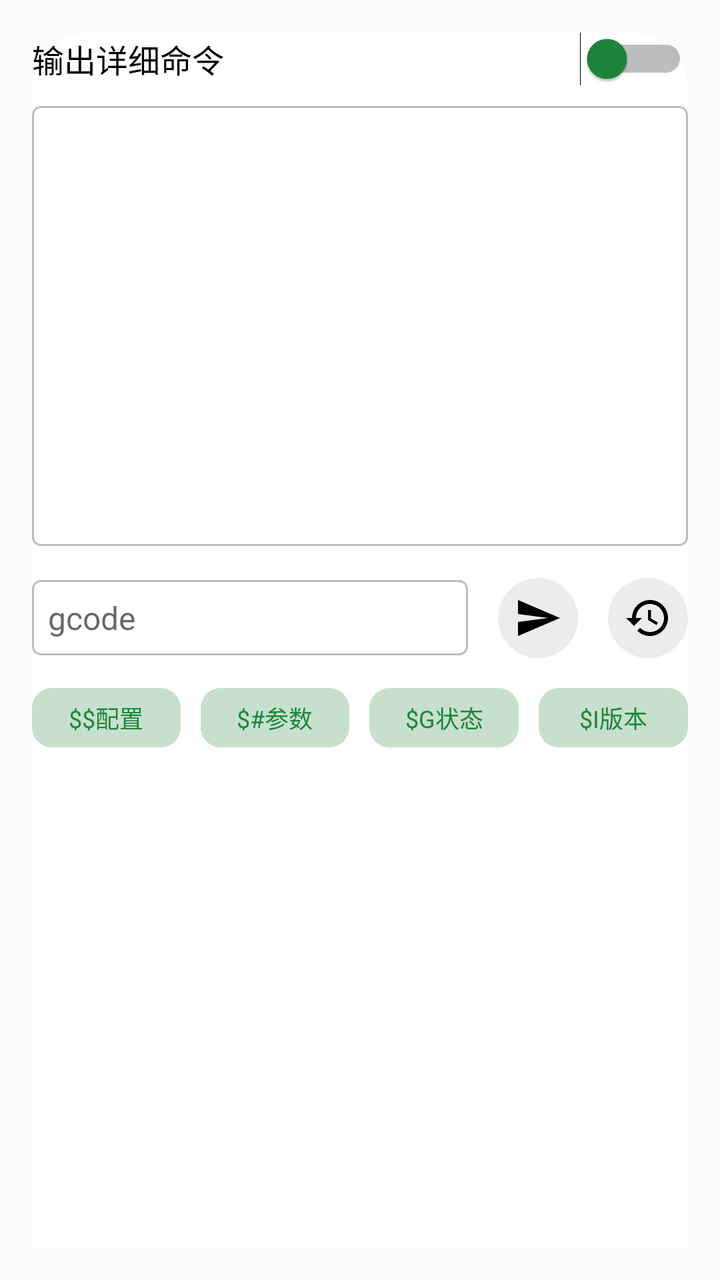
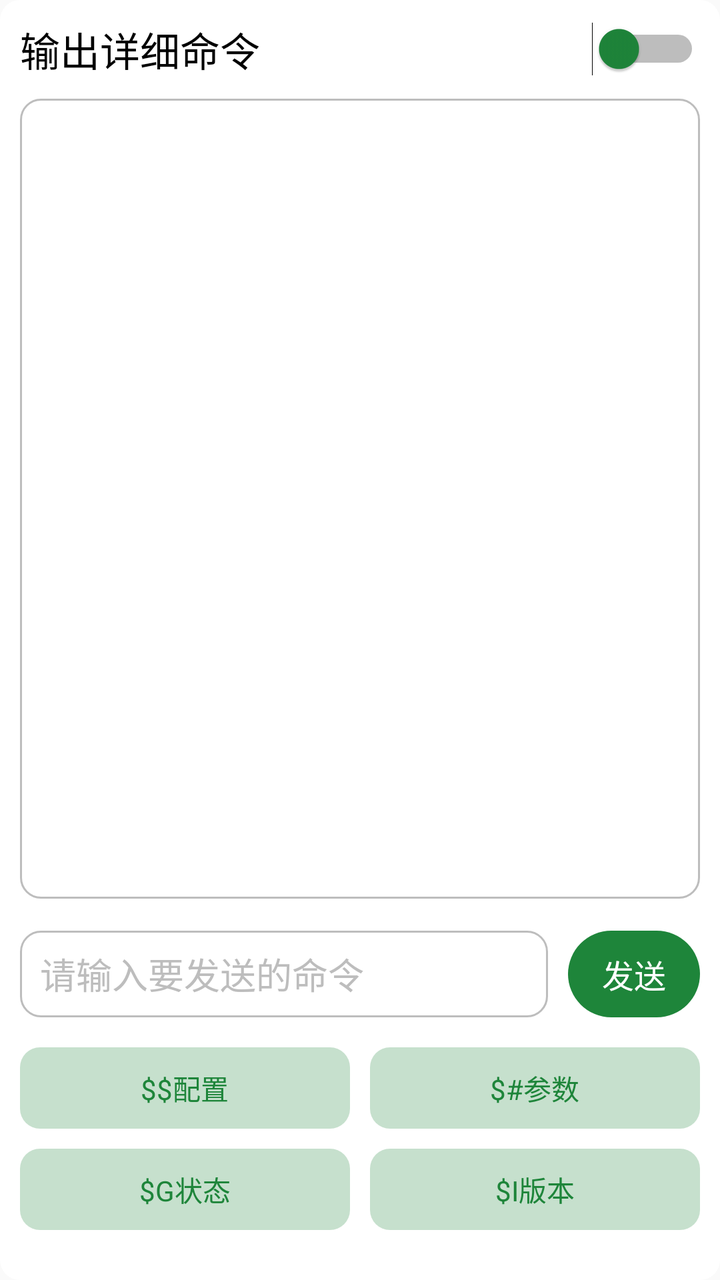

An Android layout rendered at two revisions. The XML below is the earlier revision; the diff shows what the commit changed to produce the second picture.
<!-- AndroidManifest.xml: application theme AppTheme -->
<!-- res/layout/fragment_command_bottom_sheet.xml -->
<?xml version="1.0" encoding="utf-8"?>
<layout xmlns:android="http://schemas.android.com/apk/res/android"
    xmlns:tools="http://schemas.android.com/tools">

    <data>
        <variable
            name="console"
            type="in.co.gorest.grblcontroller.listeners.ConsoleLoggerListener" />

        <variable
            name="machineStatus"
            type="in.co.gorest.grblcontroller.listeners.MachineStatusListener" />
    </data>

    <ScrollView
        android:layout_width="match_parent"
        android:layout_height="match_parent"
        android:fillViewport="true"
        android:padding="16dp">

        <LinearLayout
            android:layout_width="match_parent"
            android:layout_height="match_parent"
            android:background="@drawable/bg_white_ffffff_topradius30"
            android:orientation="vertical">

            
            <RelativeLayout
                android:layout_width="match_parent"
                android:layout_height="wrap_content">

                <TextView
                    android:layout_width="wrap_content"
                    android:layout_height="wrap_content"
                    android:layout_alignParentStart="true"
                    android:layout_centerVertical="true"
                    android:layout_toStartOf="@+id/verbose_output_switch"
                    android:text="输出详细命令"
                    android:textColor="@color/colorBlack"
                    android:textSize="16sp" />

                <Switch
                    android:id="@+id/verbose_output_switch"
                    android:layout_width="wrap_content"
                    android:layout_height="wrap_content"
                    android:layout_alignParentEnd="true"
                    android:layout_centerVertical="true"
                    android:thumbTint="@color/colorGreen"
                   />

            </RelativeLayout>

            
            <ViewSwitcher
                android:id="@+id/view_switcher"
                android:layout_width="match_parent"
                android:layout_height="wrap_content"
                android:layout_marginTop="10dp">

                <RelativeLayout
                    android:layout_width="match_parent"
                    android:layout_height="wrap_content">

                    <TextView
                        android:id="@+id/tv_logger"
                        android:layout_width="match_parent"
                        android:layout_height="wrap_content"
                        android:background="@drawable/rounded_border_edit_text"
                        android:fadeScrollbars="false"
                        android:gravity="bottom"
                        android:maxLines="16"
                        android:minHeight="220dp"
                        android:overScrollMode="always"
                        android:padding="8dp"
                        android:scrollbarStyle="insideInset"
                        android:scrollbars="vertical"
                        android:text="@{console.messages}"
                        android:textSize="12sp"
                        tools:ignore="SmallSp" />

                </RelativeLayout>

                <RelativeLayout
                    android:layout_width="match_parent"
                    android:layout_height="wrap_content"
                    android:padding="8dp">

                    <androidx.recyclerview.widget.RecyclerView
                        android:id="@+id/recycler_view"
                        android:layout_width="match_parent"
                        android:layout_height="220dp"
                        android:background="@drawable/rounded_border_edit_text"
                        android:paddingTop="8dp"
                        android:paddingBottom="8dp"
                        android:scrollbars="vertical" />

                </RelativeLayout>


            </ViewSwitcher>

            
            <LinearLayout
                android:layout_width="match_parent"
                android:layout_height="wrap_content"
                android:orientation="horizontal">

                
                <EditText
                    android:id="@+id/et_command_input"
                    android:layout_width="0dp"
                    android:layout_height="wrap_content"
                    android:layout_gravity="center_vertical"
                    android:layout_weight="0.60"
                    android:autofillHints=""
                    android:background="@drawable/rounded_border_edit_text"
                    android:hint="gcode"
                    android:inputType="textCapCharacters"
                    android:maxLength="78"
                    android:maxLines="1"
                    android:padding="8dp"
                    android:textSize="16sp"
                    tools:ignore="HardcodedText,LabelFor" />

                
                <RelativeLayout
                    android:id="@+id/rl_send_command"
                    android:layout_width="wrap_content"
                    android:layout_height="wrap_content"
                    android:layout_gravity="center_vertical"
                    android:layout_marginStart="15dp"
                    android:background="@drawable/bg_gray_edebee_r100"
                    android:padding="8dp">

                    <ImageView
                        android:layout_width="24dp"
                        android:layout_height="24dp"
                        android:layout_centerInParent="true"
                        android:layout_gravity="center_vertical"
                        android:src="@drawable/ic_send" />


                </RelativeLayout>

                
                <RelativeLayout
                    android:id="@+id/rl_console_history"
                    android:layout_width="wrap_content"
                    android:layout_height="wrap_content"
                    android:layout_gravity="center_vertical"
                    android:layout_marginStart="15dp"
                    android:background="@drawable/bg_gray_edebee_r100"
                    android:padding="8dp">

                    <ImageView
                        android:layout_width="24dp"
                        android:layout_height="24dp"
                        android:layout_centerInParent="true"
                        android:layout_gravity="center_vertical"
                        android:src="@drawable/ic_history" />


                </RelativeLayout>

            </LinearLayout>

            
            <LinearLayout
                android:layout_width="match_parent"
                android:layout_height="wrap_content"
                android:layout_marginTop="15dp"
                android:orientation="horizontal">

                <TextView
                    android:id="@+id/tv_command_config"
                    android:layout_width="0dp"
                    android:layout_height="wrap_content"
                    android:layout_weight="0.25"
                    android:background="@drawable/bg_green_401e853a_r10"
                    android:gravity="center"
                    android:paddingVertical="6dp"
                    android:text="$$配置"
                    android:textColor="@color/colorGreen"
                    android:textSize="12sp" />

                <TextView
                    android:id="@+id/tv_command_param"
                    android:layout_width="0dp"
                    android:layout_height="wrap_content"
                    android:layout_marginStart="10dp"
                    android:layout_weight="0.25"
                    android:background="@drawable/bg_green_401e853a_r10"
                    android:gravity="center"
                    android:paddingVertical="6dp"
                    android:text="$#参数"
                    android:textColor="@color/colorGreen"
                    android:textSize="12sp" />

                <TextView
                    android:id="@+id/tv_command_state"
                    android:layout_width="0dp"
                    android:layout_height="wrap_content"
                    android:layout_marginStart="10dp"
                    android:layout_weight="0.25"
                    android:background="@drawable/bg_green_401e853a_r10"
                    android:gravity="center"
                    android:paddingVertical="6dp"
                    android:text="$G状态"
                    android:textColor="@color/colorGreen"
                    android:textSize="12sp" />

                <TextView
                    android:id="@+id/tv_command_version"
                    android:layout_width="0dp"
                    android:layout_height="wrap_content"
                    android:layout_marginStart="10dp"
                    android:layout_weight="0.25"
                    android:background="@drawable/bg_green_401e853a_r10"
                    android:gravity="center"
                    android:paddingVertical="6dp"
                    android:text="$I版本"
                    android:textColor="@color/colorGreen"
                    android:textSize="12sp" />


            </LinearLayout>


        </LinearLayout>


    </ScrollView>


</layout>
<!-- resources referenced by this layout -->
<resources>
  <color name="colorBlack">#000000</color>
  <color name="colorGreen">#1e853a</color>
  <!-- drawable bg_gray_edebee_r100 (drawable) -->
  <?xml version="1.0" encoding="utf-8"?>
  <shape xmlns:android="http://schemas.android.com/apk/res/android">
  
      <solid android:color="#edebee" />
  
      <corners android:radius="100dp" />
  
  </shape>
  <!-- drawable bg_green_401e853a_r10 (drawable) -->
  <?xml version="1.0" encoding="utf-8"?>
  <shape xmlns:android="http://schemas.android.com/apk/res/android">
  
      <solid android:color="#401e853a" />
  
      <corners android:radius="10dp" />
  
  </shape>
  <!-- drawable bg_white_ffffff_topradius30 (drawable) -->
  <?xml version="1.0" encoding="utf-8"?>
  <shape xmlns:android="http://schemas.android.com/apk/res/android">
  
      <solid android:color="#FFFFFFFF" />
  
      <corners android:topLeftRadius="30dp" android:topRightRadius="30dp" />
  
  </shape>
  <!-- drawable ic_history (drawable) -->
  <vector xmlns:android="http://schemas.android.com/apk/res/android" android:height="24dp" android:tint="#000000" android:viewportHeight="24" android:viewportWidth="24" android:width="24dp">
        
      <path android:fillColor="@android:color/white" android:pathData="M13,3c-4.97,0 -9,4.03 -9,9L1,12l3.89,3.89 0.07,0.14L9,12L6,12c0,-3.87 3.13,-7 7,-7s7,3.13 7,7 -3.13,7 -7,7c-1.93,0 -3.68,-0.79 -4.94,-2.06l-1.42,1.42C8.27,19.99 10.51,21 13,21c4.97,0 9,-4.03 9,-9s-4.03,-9 -9,-9zM12,8v5l4.28,2.54 0.72,-1.21 -3.5,-2.08L13.5,8L12,8z"/>
      
  </vector>
  <!-- drawable ic_send (drawable) -->
  <vector xmlns:android="http://schemas.android.com/apk/res/android" android:autoMirrored="true" android:height="24dp" android:tint="#000000" android:viewportHeight="24" android:viewportWidth="24" android:width="24dp">
        
      <path android:fillColor="@android:color/white" android:pathData="M2.01,21L23,12 2.01,3 2,10l15,2 -15,2z"/>
      
  </vector>
  <!-- drawable rounded_border_edit_text (drawable) -->
  <?xml version="1.0" encoding="utf-8"?>
  <selector xmlns:android="http://schemas.android.com/apk/res/android">
      <item>
          <shape android:shape="rectangle">
              <solid android:color="#ffffff"/>
              <corners android:radius="4dp" />
              <stroke android:width="1dp" android:color="@color/colorDivider" />
          </shape>
      </item>
  </selector>
  <style name="AppTheme" parent="Theme.AppCompat.Light.DarkActionBar">
          
          <item name="colorPrimary">@color/colorWhite</item>
          <item name="colorPrimaryDark">@color/colorWhite</item>
          <item name="colorAccent">@color/colorAccent</item>
          <item name="android:windowFullscreen">false</item>
          <item name="android:navigationBarColor" tools:targetApi="lollipop">@color/colorWhite</item>
      </style>
  <color name="colorDivider">#bdbdbd</color>
  <color name="colorWhite">#ffffff</color>
  <color name="colorAccent">#338a3e</color>
</resources>

<!-- the commit's change to res/layout/fragment_command_bottom_sheet.xml (unified diff, before → after) -->
@@ -1,235 +1,168 @@
 <?xml version="1.0" encoding="utf-8"?>
-<layout xmlns:android="http://schemas.android.com/apk/res/android"
-    xmlns:tools="http://schemas.android.com/tools">
+<LinearLayout xmlns:android="http://schemas.android.com/apk/res/android"
+    xmlns:tools="http://schemas.android.com/tools"
+    android:layout_width="match_parent"
+    android:layout_height="match_parent"
+    android:background="@drawable/bg_white_ffffff_r10"
+    android:orientation="vertical"
+    android:padding="10dp">
 
-    <data>
-        <variable
-            name="console"
-            type="in.co.gorest.grblcontroller.listeners.ConsoleLoggerListener" />
+    
+    <RelativeLayout
+        android:layout_width="match_parent"
+        android:layout_height="wrap_content">
 
-        <variable
-            name="machineStatus"
-            type="in.co.gorest.grblcontroller.listeners.MachineStatusListener" />
-    </data>
+        <TextView
+            android:layout_width="wrap_content"
+            android:layout_height="wrap_content"
+            android:layout_alignParentStart="true"
+            android:layout_centerVertical="true"
+            android:text="输出详细命令"
+            android:textColor="@color/colorBlack"
+            android:textSize="20sp" />
 
-    <ScrollView
+        
+        <Switch
+            android:id="@+id/switch_message_detail"
+            android:layout_width="wrap_content"
+            android:layout_height="wrap_content"
+            android:layout_alignParentEnd="true"
+            android:layout_centerVertical="true"
+            android:thumbTint="@color/colorGreen" />
+
+    </RelativeLayout>
+
+    
+    <LinearLayout
         android:layout_width="match_parent"
-        android:layout_height="match_parent"
-        android:fillViewport="true"
-        android:padding="16dp">
+        android:layout_height="400dp"
+        android:layout_marginTop="10dp"
+        android:background="@drawable/bg_white_gray_bdbdbd_r10"
+        android:padding="10dp">
 
+        <androidx.recyclerview.widget.RecyclerView
+            android:id="@+id/recycler_view_message"
+            android:layout_width="match_parent"
+            android:layout_height="match_parent" />
+
+    </LinearLayout>
+
+    
+    <LinearLayout
+        android:layout_width="match_parent"
+        android:layout_height="wrap_content"
+        android:layout_marginTop="16dp"
+        android:orientation="horizontal">
+
+        
+        <EditText
+            android:id="@+id/et_message"
+            android:layout_width="0dp"
+            android:layout_height="match_parent"
+            android:layout_weight="8"
+            android:background="@drawable/bg_white_gray_bdbdbd_r10"
+            android:hint="请输入要发送的命令"
+            android:paddingHorizontal="10dp"
+            android:textColor="@color/colorBlack"
+            android:textColorHint="@color/colorDivider" />
+
+        
+        <TextView
+            android:id="@+id/tv_send_message"
+            android:layout_width="0dp"
+            android:layout_height="wrap_content"
+            android:layout_marginStart="10dp"
+            android:layout_weight="2"
+            android:background="@drawable/bg_green_1e853a_r30"
+            android:gravity="center"
+            android:padding="10dp"
+            android:text="发送"
+            android:textColor="@color/colorWhite"
+            android:textSize="16sp" />
+
+    </LinearLayout>
+
+    
+    <LinearLayout
+        android:layout_width="match_parent"
+        android:layout_height="wrap_content"
+        android:layout_marginVertical="15dp"
+        android:orientation="vertical">
+
+        
         <LinearLayout
             android:layout_width="match_parent"
-            android:layout_height="match_parent"
-            android:background="@drawable/bg_white_ffffff_topradius30"
-            android:orientation="vertical">
+            android:layout_height="0dp"
+            android:layout_weight="1"
+            android:orientation="horizontal">
 
             
-            <RelativeLayout
-                android:layout_width="match_parent"
-                android:layout_height="wrap_content">
-
-                <TextView
-                    android:layout_width="wrap_content"
-                    android:layout_height="wrap_content"
-                    android:layout_alignParentStart="true"
-                    android:layout_centerVertical="true"
-                    android:layout_toStartOf="@+id/verbose_output_switch"
-                    android:text="输出详细命令"
-                    android:textColor="@color/colorBlack"
-                    android:textSize="16sp" />
-
-                <Switch
-                    android:id="@+id/verbose_output_switch"
-                    android:layout_width="wrap_content"
-                    android:layout_height="wrap_content"
-                    android:layout_alignParentEnd="true"
-                    android:layout_centerVertical="true"
-                    android:thumbTint="@color/colorGreen"
-                   />
-
-            </RelativeLayout>
+            <TextView
+                android:id="@+id/tv_command_config"
+                android:layout_width="0dp"
+                android:layout_height="wrap_content"
+                android:layout_weight="1"
+                android:background="@drawable/bg_green_401e853a_r10"
+                android:gravity="center"
+                android:padding="10dp"
+                android:text="$$配置"
+                android:textColor="@color/colorGreen"
+                android:textSize="14sp" />
 
             
-            <ViewSwitcher
-                android:id="@+id/view_switcher"
-                android:layout_width="match_parent"
+            <TextView
+                android:id="@+id/tv_command_param"
+                android:layout_width="0dp"
                 android:layout_height="wrap_content"
-                android:layout_marginTop="10dp">
-
-                <RelativeLayout
-                    android:layout_width="match_parent"
-                    android:layout_height="wrap_content">
-
-                    <TextView
-                        android:id="@+id/tv_logger"
-                        android:layout_width="match_parent"
-                        android:layout_height="wrap_content"
-                        android:background="@drawable/rounded_border_edit_text"
-                        android:fadeScrollbars="false"
-                        android:gravity="bottom"
-                        android:maxLines="16"
-                        android:minHeight="220dp"
-                        android:overScrollMode="always"
-                        android:padding="8dp"
-                        android:scrollbarStyle="insideInset"
-                        android:scrollbars="vertical"
-                        android:text="@{console.messages}"
-                        android:textSize="12sp"
-                        tools:ignore="SmallSp" />
-
-                </RelativeLayout>
-
-                <RelativeLayout
-                    android:layout_width="match_parent"
-                    android:layout_height="wrap_content"
-                    android:padding="8dp">
-
-                    <androidx.recyclerview.widget.RecyclerView
-                        android:id="@+id/recycler_view"
-                        android:layout_width="match_parent"
-                        android:layout_height="220dp"
-                        android:background="@drawable/rounded_border_edit_text"
-                        android:paddingTop="8dp"
-                        android:paddingBottom="8dp"
-                        android:scrollbars="vertical" />
-
-                </RelativeLayout>
-
-
-            </ViewSwitcher>
-
-            
-            <LinearLayout
-                android:layout_width="match_parent"
-                android:layout_height="wrap_content"
-                android:orientation="horizontal">
-
-                
-                <EditText
-                    android:id="@+id/et_command_input"
-                    android:layout_width="0dp"
-                    android:layout_height="wrap_content"
-                    android:layout_gravity="center_vertical"
-                    android:layout_weight="0.60"
-                    android:autofillHints=""
-                    android:background="@drawable/rounded_border_edit_text"
-                    android:hint="gcode"
-                    android:inputType="textCapCharacters"
-                    android:maxLength="78"
-                    android:maxLines="1"
-                    android:padding="8dp"
-                    android:textSize="16sp"
-                    tools:ignore="HardcodedText,LabelFor" />
-
-                
-                <RelativeLayout
-                    android:id="@+id/rl_send_command"
-                    android:layout_width="wrap_content"
-                    android:layout_height="wrap_content"
-                    android:layout_gravity="center_vertical"
-                    android:layout_marginStart="15dp"
-                    android:background="@drawable/bg_gray_edebee_r100"
-                    android:padding="8dp">
-
-                    <ImageView
-                        android:layout_width="24dp"
-                        android:layout_height="24dp"
-                        android:layout_centerInParent="true"
-                        android:layout_gravity="center_vertical"
-                        android:src="@drawable/ic_send" />
-
-
-                </RelativeLayout>
-
-                
-                <RelativeLayout
-                    android:id="@+id/rl_console_history"
-                    android:layout_width="wrap_content"
-                    android:layout_height="wrap_content"
-                    android:layout_gravity="center_vertical"
-                    android:layout_marginStart="15dp"
-                    android:background="@drawable/bg_gray_edebee_r100"
-                    android:padding="8dp">
-
-                    <ImageView
-                        android:layout_width="24dp"
-                        android:layout_height="24dp"
-                        android:layout_centerInParent="true"
-                        android:layout_gravity="center_vertical"
-                        android:src="@drawable/ic_history" />
-
-
-                </RelativeLayout>
-
-            </LinearLayout>
-
-            
-            <LinearLayout
-                android:layout_width="match_parent"
-                android:layout_height="wrap_content"
-                android:layout_marginTop="15dp"
-                android:orientation="horizontal">
-
-                <TextView
-                    android:id="@+id/tv_command_config"
-                    android:layout_width="0dp"
-                    android:layout_height="wrap_content"
-                    android:layout_weight="0.25"
-                    android:background="@drawable/bg_green_401e853a_r10"
-                    android:gravity="center"
-                    android:paddingVertical="6dp"
-                    android:text="$$配置"
-                    android:textColor="@color/colorGreen"
-                    android:textSize="12sp" />
-
-                <TextView
-                    android:id="@+id/tv_command_param"
-                    android:layout_width="0dp"
-                    android:layout_height="wrap_content"
-                    android:layout_marginStart="10dp"
-                    android:layout_weight="0.25"
-                    android:background="@drawable/bg_green_401e853a_r10"
-                    android:gravity="center"
-                    android:paddingVertical="6dp"
-                    android:text="$#参数"
-                    android:textColor="@color/colorGreen"
-                    android:textSize="12sp" />
-
-                <TextView
-                    android:id="@+id/tv_command_state"
-                    android:layout_width="0dp"
-                    android:layout_height="wrap_content"
-                    android:layout_marginStart="10dp"
-                    android:layout_weight="0.25"
-                    android:background="@drawable/bg_green_401e853a_r10"
-                    android:gravity="center"
-                    android:paddingVertical="6dp"
-                    android:text="$G状态"
-                    android:textColor="@color/colorGreen"
-                    android:textSize="12sp" />
-
-                <TextView
-                    android:id="@+id/tv_command_version"
-                    android:layout_width="0dp"
-                    android:layout_height="wrap_content"
-                    android:layout_marginStart="10dp"
-                    android:layout_weight="0.25"
-                    android:background="@drawable/bg_green_401e853a_r10"
-                    android:gravity="center"
-                    android:paddingVertical="6dp"
-                    android:text="$I版本"
-                    android:textColor="@color/colorGreen"
-                    android:textSize="12sp" />
-
-
-            </LinearLayout>
+                android:layout_marginStart="10dp"
+                android:layout_weight="1"
+                android:background="@drawable/bg_green_401e853a_r10"
+                android:gravity="center"
+                android:padding="10dp"
+                android:text="$#参数"
+                android:textColor="@color/colorGreen"
+                android:textSize="14sp" />
 
 
         </LinearLayout>
 
+        
+        <LinearLayout
+            android:layout_width="match_parent"
+            android:layout_height="0dp"
+            android:layout_marginTop="10dp"
+            android:layout_weight="1">
 
-    </ScrollView>
+            
+            <TextView
+                android:id="@+id/tv_command_state"
+                android:layout_width="0dp"
+                android:layout_height="wrap_content"
+                android:layout_weight="1"
+                android:background="@drawable/bg_green_401e853a_r10"
+                android:gravity="center"
+                android:padding="10dp"
+                android:text="$G状态"
+                android:textColor="@color/colorGreen"
+                android:textSize="14sp" />
+
+            
+            <TextView
+                android:id="@+id/tv_command_version"
+                android:layout_width="0dp"
+                android:layout_height="wrap_content"
+                android:layout_marginStart="10dp"
+                android:layout_weight="1"
+                android:background="@drawable/bg_green_401e853a_r10"
+                android:gravity="center"
+                android:padding="10dp"
+                android:text="$I版本"
+                android:textColor="@color/colorGreen"
+                android:textSize="14sp" />
+
+        </LinearLayout>
 
 
-</layout>
+    </LinearLayout>
+
+</LinearLayout>
<!-- resource entries referenced after the edit -->
@@ -2,15 +2,6 @@
 <resources>
   <color name="colorBlack">#000000</color>
   <color name="colorGreen">#1e853a</color>
-  <!-- drawable bg_gray_edebee_r100 (drawable) -->
-  <?xml version="1.0" encoding="utf-8"?>
-  <shape xmlns:android="http://schemas.android.com/apk/res/android">
-  
-      <solid android:color="#edebee" />
-  
-      <corners android:radius="100dp" />
-  
-  </shape>
   <!-- drawable bg_green_401e853a_r10 (drawable) -->
   <?xml version="1.0" encoding="utf-8"?>
   <shape xmlns:android="http://schemas.android.com/apk/res/android">
@@ -20,38 +11,26 @@
       <corners android:radius="10dp" />
   
   </shape>
-  <!-- drawable bg_white_ffffff_topradius30 (drawable) -->
+  <!-- drawable bg_white_ffffff_r10 (drawable) -->
   <?xml version="1.0" encoding="utf-8"?>
   <shape xmlns:android="http://schemas.android.com/apk/res/android">
   
       <solid android:color="#FFFFFFFF" />
   
-      <corners android:topLeftRadius="30dp" android:topRightRadius="30dp" />
+      <corners android:radius="10dp" />
   
   </shape>
-  <!-- drawable ic_history (drawable) -->
-  <vector xmlns:android="http://schemas.android.com/apk/res/android" android:height="24dp" android:tint="#000000" android:viewportHeight="24" android:viewportWidth="24" android:width="24dp">
-        
-      <path android:fillColor="@android:color/white" android:pathData="M13,3c-4.97,0 -9,4.03 -9,9L1,12l3.89,3.89 0.07,0.14L9,12L6,12c0,-3.87 3.13,-7 7,-7s7,3.13 7,7 -3.13,7 -7,7c-1.93,0 -3.68,-0.79 -4.94,-2.06l-1.42,1.42C8.27,19.99 10.51,21 13,21c4.97,0 9,-4.03 9,-9s-4.03,-9 -9,-9zM12,8v5l4.28,2.54 0.72,-1.21 -3.5,-2.08L13.5,8L12,8z"/>
-      
-  </vector>
-  <!-- drawable ic_send (drawable) -->
-  <vector xmlns:android="http://schemas.android.com/apk/res/android" android:autoMirrored="true" android:height="24dp" android:tint="#000000" android:viewportHeight="24" android:viewportWidth="24" android:width="24dp">
-        
-      <path android:fillColor="@android:color/white" android:pathData="M2.01,21L23,12 2.01,3 2,10l15,2 -15,2z"/>
-      
-  </vector>
-  <!-- drawable rounded_border_edit_text (drawable) -->
+  <!-- drawable bg_white_gray_bdbdbd_r10 (drawable) -->
   <?xml version="1.0" encoding="utf-8"?>
-  <selector xmlns:android="http://schemas.android.com/apk/res/android">
-      <item>
-          <shape android:shape="rectangle">
-              <solid android:color="#ffffff"/>
-              <corners android:radius="4dp" />
-              <stroke android:width="1dp" android:color="@color/colorDivider" />
-          </shape>
-      </item>
-  </selector>
+  <shape xmlns:android="http://schemas.android.com/apk/res/android">
+  
+      <solid android:color="@color/colorWhite" />
+  
+      <stroke android:color="@color/colorDivider" android:width="1dp"/>
+  
+      <corners android:radius="10dp" />
+  
+  </shape>
   <style name="AppTheme" parent="Theme.AppCompat.Light.DarkActionBar">
           
           <item name="colorPrimary">@color/colorWhite</item>
@@ -62,6 +41,16 @@
       </style>
   <color name="colorDivider">#bdbdbd</color>
   <color name="colorWhite">#ffffff</color>
+  <!-- drawable bg_green_1e853a_r30 (drawable) -->
+  <?xml version="1.0" encoding="utf-8"?>
+  <shape xmlns:android="http://schemas.android.com/apk/res/android">
+  
+      <solid android:color="@color/colorGreen" />
+  
+  
+      <corners android:radius="30dp" />
+  
+  </shape>
   <color name="colorAccent">#338a3e</color>
 </resources>
 
